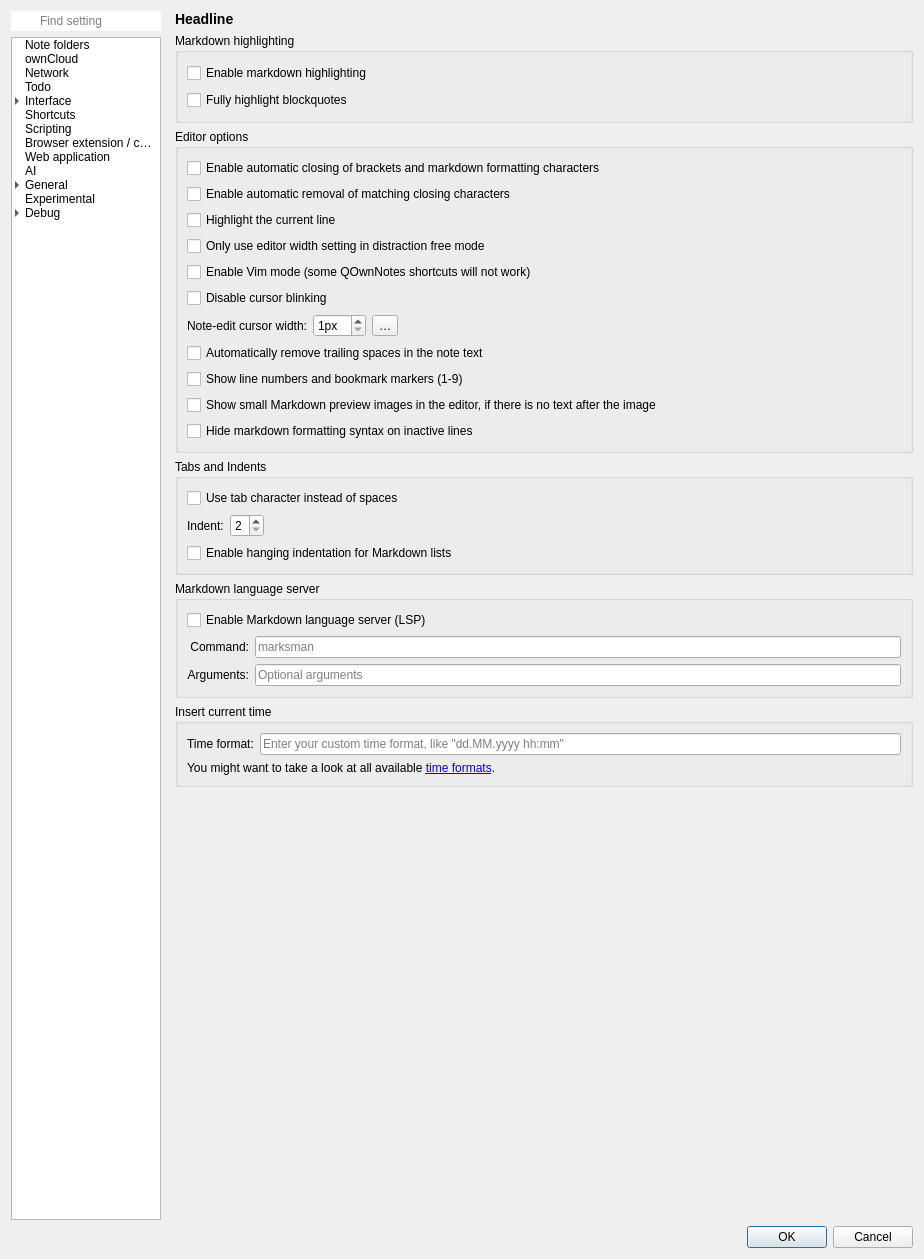
Above: src/dialogs/settingsdialog.ui from pbek/QOwnNotes before the change. Below: the same form after it.
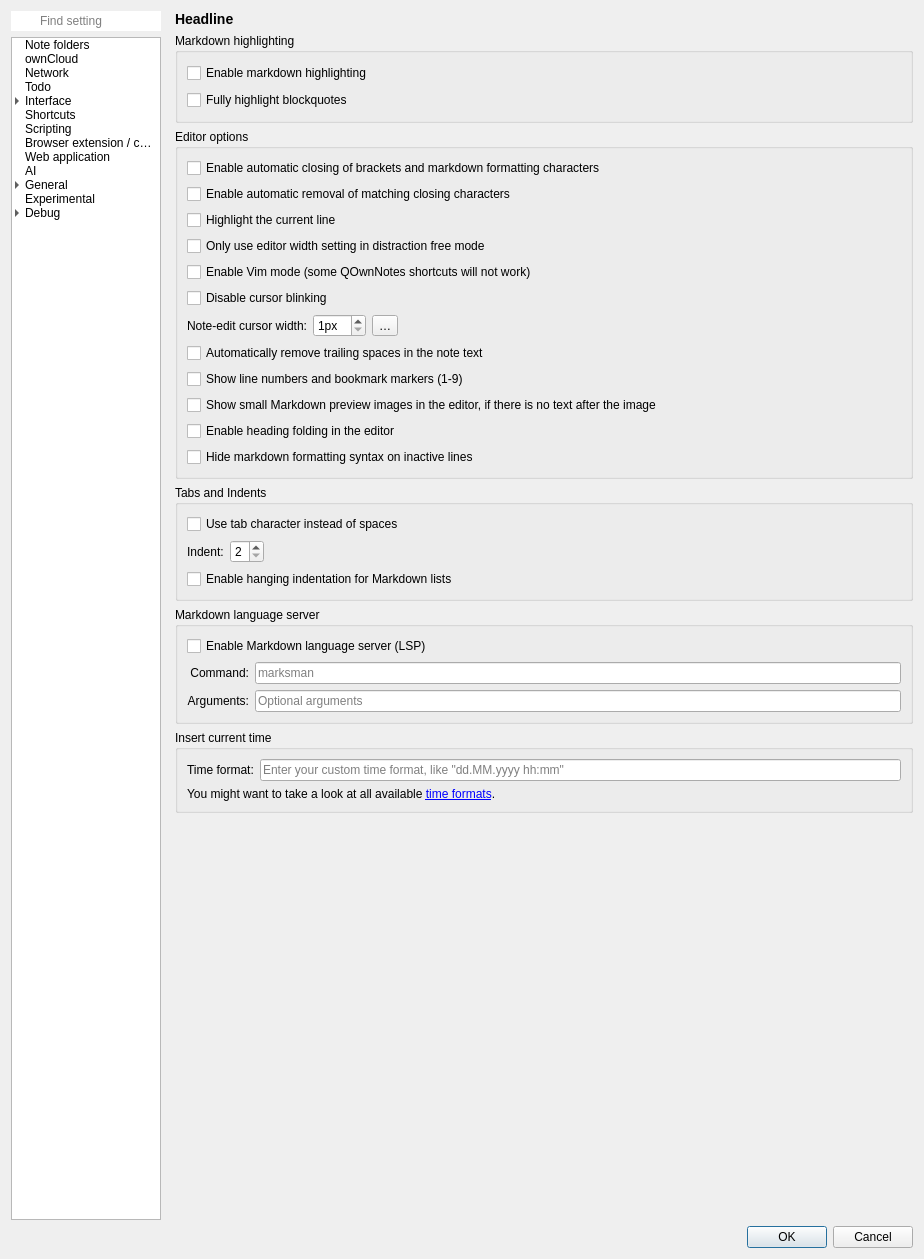
That is the form after the change. The open tabs and pages were chosen to show the change. Icons and pictures are not drawn. Custom widgets are drawn as their Qt base class.

Commit message: #2126 editor: allow header folding

Diff of the .ui file:
```diff
--- a/src/dialogs/settingsdialog.ui
+++ b/src/dialogs/settingsdialog.ui
@@ -5671,6 +5671,16 @@
                   </property>
                  </widget>
                 </item>
+                 <item row="11" column="0" colspan="4">
+                  <widget class="QCheckBox" name="headingFoldingCheckBox">
+                   <property name="toolTip">
+                    <string>Shows fold buttons for Markdown headings and allows collapsing their contents</string>
+                   </property>
+                   <property name="text">
+                    <string>Enable heading folding in the editor</string>
+                   </property>
+                  </widget>
+                 </item>
                 <item row="7" column="1">
                  <widget class="QSpinBox" name="cursorWidthSpinBox">
                   <property name="suffix">
@@ -5702,7 +5712,7 @@
                   </property>
                  </widget>
                 </item>
-                 <item row="11" column="0" colspan="4">
+                  <item row="12" column="0" colspan="4">
                   <widget class="QCheckBox" name="hideFormattingSyntaxCheckBox">
                    <property name="toolTip">
                     <string>Hides markdown formatting syntax (like **, *, #) on lines that are not being edited</string>
```
Left out of the diff: 1 changed line with no effect on the pictures. Lines whose indentation alone changed are shown as unchanged. The commit also changes 8 other files.
